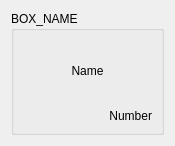
Above: ui/WidgetItem.ui from beiklive/Simple-Inventory before the change. Below: the same form after it.
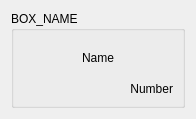
That is the form after the change.

```diff
--- a/ui/WidgetItem.ui
+++ b/ui/WidgetItem.ui
@@ -6,16 +6,28 @@
    <rect>
     <x>0</x>
     <y>0</y>
-    <width>175</width>
-    <height>146</height>
+    <width>196</width>
+    <height>119</height>
    </rect>
   </property>
+  <property name="minimumSize">
+   <size>
+    <width>115</width>
+    <height>85</height>
+   </size>
+  </property>
   <property name="windowTitle">
    <string>Form</string>
   </property>
   <layout class="QGridLayout" name="gridLayout">
    <item row="0" column="0">
     <widget class="QGroupBox" name="groupBox">
+     <property name="minimumSize">
+      <size>
+       <width>110</width>
+       <height>70</height>
+      </size>
+     </property>
      <property name="styleSheet">
       <string notr="true">border-color: rgb(0, 0, 0);</string>
      </property>
```
Left out of the diff: 4 changed lines with no effect on the pictures.
